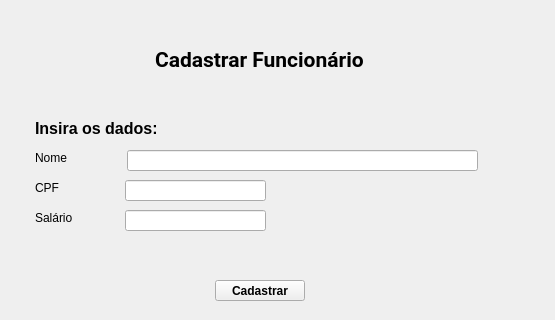
The window that tela_cadastro_funcionario.ui (somar07/Controle-de-Estoque-com-Interface) describes before a commit, drawn with Qt 5; both pictures show x 85 to 640 and y 0 to 320 of the 640 by 480 pixel window.
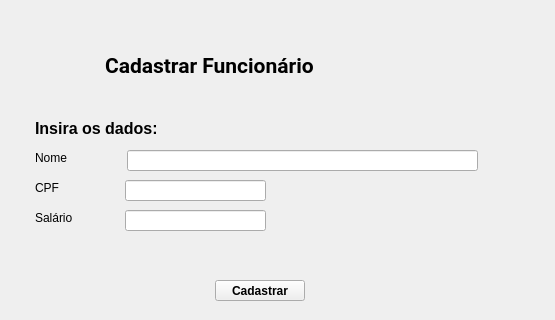
The same window after the commit.

Commit message: Ajuste nos elementos da interface

Diff of the .ui file:
```diff
--- a/tela_cadastro_funcionario.ui
+++ b/tela_cadastro_funcionario.ui
@@ -17,10 +17,10 @@
    <widget class="QLabel" name="label">
     <property name="geometry">
      <rect>
-      <x>240</x>
+      <x>190</x>
       <y>50</y>
-      <width>211</width>
-      <height>20</height>
+      <width>271</width>
+      <height>31</height>
      </rect>
     </property>
     <property name="font">
```
The commit also changes 3 other files.
